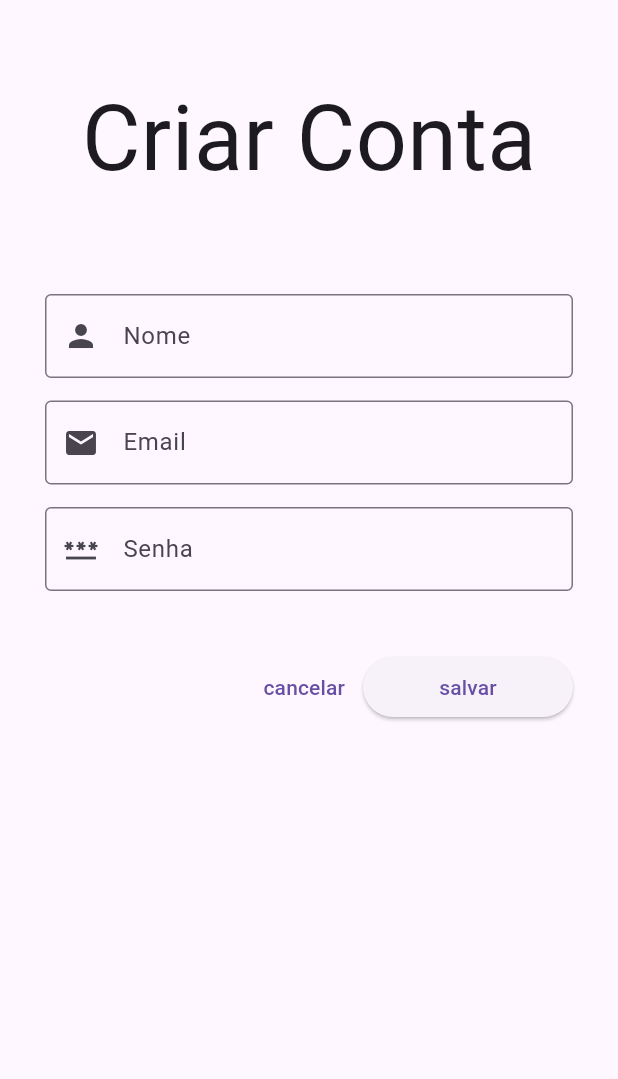
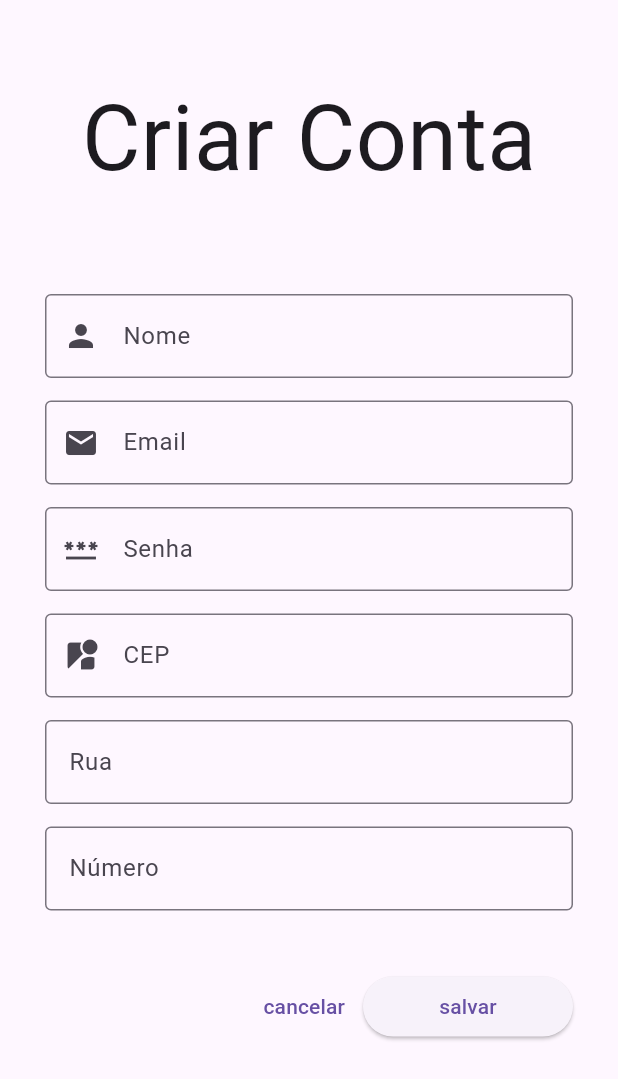
Before and after one commit to LeonardoRabeloDev/Pizza-House, a Flutter app: the CadastrarView screen opened by its route, on a phone screen of 412 x 824 dp. Shown: the top 1079 px of the screen. Run offline on Flutter 3.47's test engine with Material 3 defaults, Android fonts, the phone set to English and light mode, and no system bars; our stand-ins replace cloud_firestore, device_preview, firebase_auth, firebase_core; accounts and stored records are empty; generated files the repository leaves out were written again.

Commit message:
classe Pizzaria

```diff
--- a/lib/controller/login_controller.dart
+++ b/lib/controller/login_controller.dart
@@ -8,7 +8,7 @@ class LoginController {
   //
   // CRIAR CONTA de um usuário no serviço Firebase Authentication
   //
-  criarConta(context, nome, email, senha) {
+  criarConta(context, nome, email, senha, cep, rua, numero) {
     FirebaseAuth.instance
         .createUserWithEmailAndPassword(
       email: email,
@@ -23,6 +23,9 @@ class LoginController {
           {
             "uid": resultado.user!.uid,
             "nome": nome,
+            "cep": cep,
+            "rua": rua,
+            "numero": numero,
           },
         );
 
--- /dev/null
+++ b/lib/model/pizzaria.dart
@@ -0,0 +1,6 @@
+class Pizzaria {
+  final String nome;
+  final String cep;
+  final int avaliacao;
+  final
+}
--- a/lib/view/cadastrar_view.dart
+++ b/lib/view/cadastrar_view.dart
@@ -15,6 +15,9 @@ class _CadastrarViewState extends State<CadastrarView> {
   var txtNome = TextEditingController();
   var txtEmail = TextEditingController();
   var txtSenha = TextEditingController();
+  var txtCep = TextEditingController();
+  var txtRua = TextEditingController();
+  var txtNumero = TextEditingController();
 
   @override
   void initState() {
@@ -57,6 +60,28 @@ class _CadastrarViewState extends State<CadastrarView> {
                   prefixIcon: Icon(Icons.password),
                   border: OutlineInputBorder()),
             ),
+            SizedBox(height: 15),
+            TextField(
+              controller: txtCep,
+              decoration: InputDecoration(
+                  labelText: 'CEP',
+                  prefixIcon: Icon(Icons.streetview),
+                  border: OutlineInputBorder()),
+            ),
+            SizedBox(height: 15),
+            TextField(
+              controller: txtRua,
+              decoration: InputDecoration(
+                  labelText: 'Rua',
+                  border: OutlineInputBorder()),
+            ),
+            SizedBox(height: 15),
+            TextField(
+              controller: txtNumero,
+              decoration: InputDecoration(
+                  labelText: 'Número',
+                  border: OutlineInputBorder()),
+            ),
             SizedBox(height: 40),
             Row(
               mainAxisAlignment: MainAxisAlignment.end,
@@ -77,6 +102,9 @@ class _CadastrarViewState extends State<CadastrarView> {
                       txtNome.text,
                       txtEmail.text,
                       txtSenha.text,
+                      txtCep.text,
+                      txtRua.text,
+                      txtNumero.text,
                     );
                   },
                   child: Text('salvar'),
```
Also changed, not shown: lib/view/principal_view.dart (+5 -5 lines), firebase.json, pubspec.lock, 1 other file.
